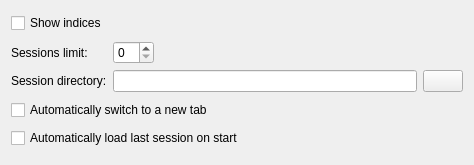
Above: src/gui/ui/PreferencesPage.ui from Ascent-Group/visual-db before the change. Below: the same form after it.
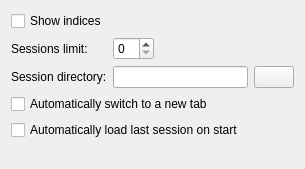
That is the form after the change. Icons and pictures are not drawn.

Commit message: * OptionsDialog: now based on generated ui * Fixed margins and added spacer for a better look * mSettings: ArrowItem becomes Arrow (Reason: because of such setting in   mSettings we were obliged to set the label text of SelectColorWidget to   ArrowItem, and this is not good)

Diff of the .ui file:
```diff
--- a/src/gui/ui/PreferencesPage.ui
+++ b/src/gui/ui/PreferencesPage.ui
@@ -6,22 +6,22 @@
    <rect>
     <x>0</x>
     <y>0</y>
-    <width>474</width>
-    <height>165</height>
+    <width>305</width>
+    <height>169</height>
    </rect>
   </property>
   <property name="windowTitle">
    <string>Form</string>
   </property>
-  <layout class="QVBoxLayout" name="verticalLayout">
-   <item>
+  <layout class="QGridLayout" name="gridLayout_2">
+   <item row="0" column="0">
     <widget class="QCheckBox" name="mShowIndicesBox">
      <property name="text">
       <string>Show indices</string>
      </property>
     </widget>
    </item>
-   <item>
+   <item row="1" column="0" colspan="2">
     <layout class="QGridLayout" name="gridLayout">
      <item row="0" column="0">
       <widget class="QLabel" name="mSessionLimitLabel">
@@ -73,20 +73,33 @@
      </item>
     </layout>
    </item>
-   <item>
+   <item row="2" column="0" colspan="2">
     <widget class="QCheckBox" name="mNewTabAutoSwitchBox">
      <property name="text">
       <string>Automatically switch to a new tab</string>
      </property>
     </widget>
    </item>
-   <item>
+   <item row="3" column="0" colspan="2">
     <widget class="QCheckBox" name="mLoadLastSessionBox">
      <property name="text">
       <string>Automatically load last session on start</string>
      </property>
     </widget>
    </item>
+   <item row="4" column="1">
+    <spacer name="verticalSpacer">
+     <property name="orientation">
+      <enum>Qt::Vertical</enum>
+     </property>
+     <property name="sizeHint" stdset="0">
+      <size>
+       <width>20</width>
+       <height>0</height>
+      </size>
+     </property>
+    </spacer>
+   </item>
   </layout>
  </widget>
  <resources>
```
The commit also changes 10 other files.
